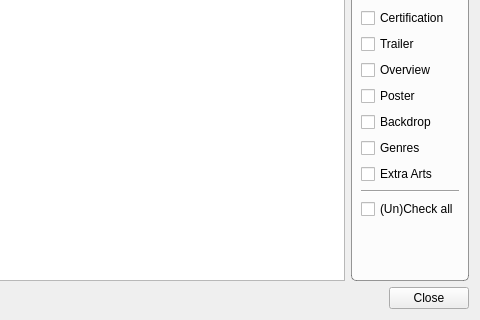
This is concerts/ConcertSearch.ui in Komet/MediaElch as Qt 5 draws it before an edit; both pictures show x 120 to 600 and y 227 to 547 of the 600 by 547 pixel window. The edited form follows.
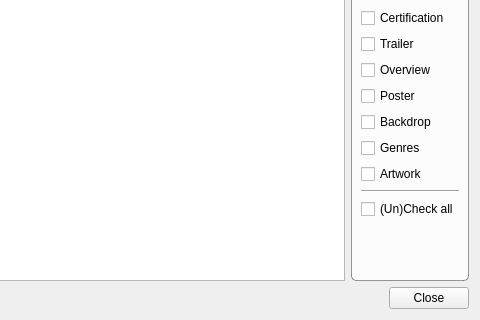
This is the edited form. Icons and pictures are not drawn. Custom widgets are drawn as their Qt base class.

Commit message: Fixes #189 Rework of tv show season artwork

Patch:
```diff
--- a/concerts/ConcertSearch.ui
+++ b/concerts/ConcertSearch.ui
@@ -218,7 +218,7 @@
            <string>Logo, Clear Art, CD Art</string>
           </property>
           <property name="text">
-           <string>Extra Arts</string>
+           <string>Artwork</string>
           </property>
          </widget>
         </item>
```
The commit also changes 37 other files.
